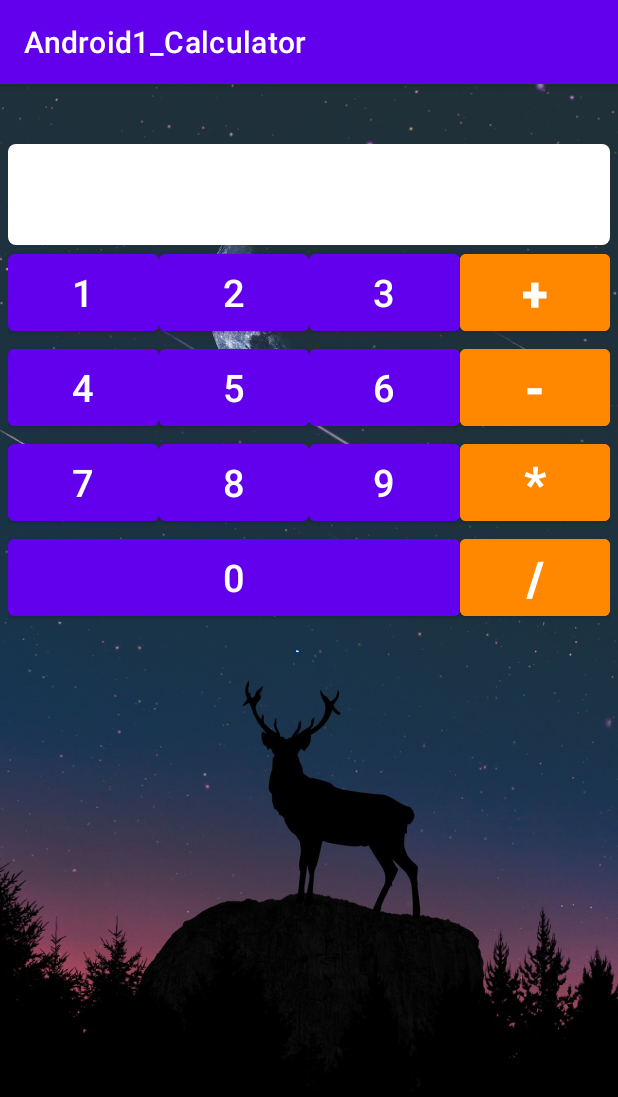
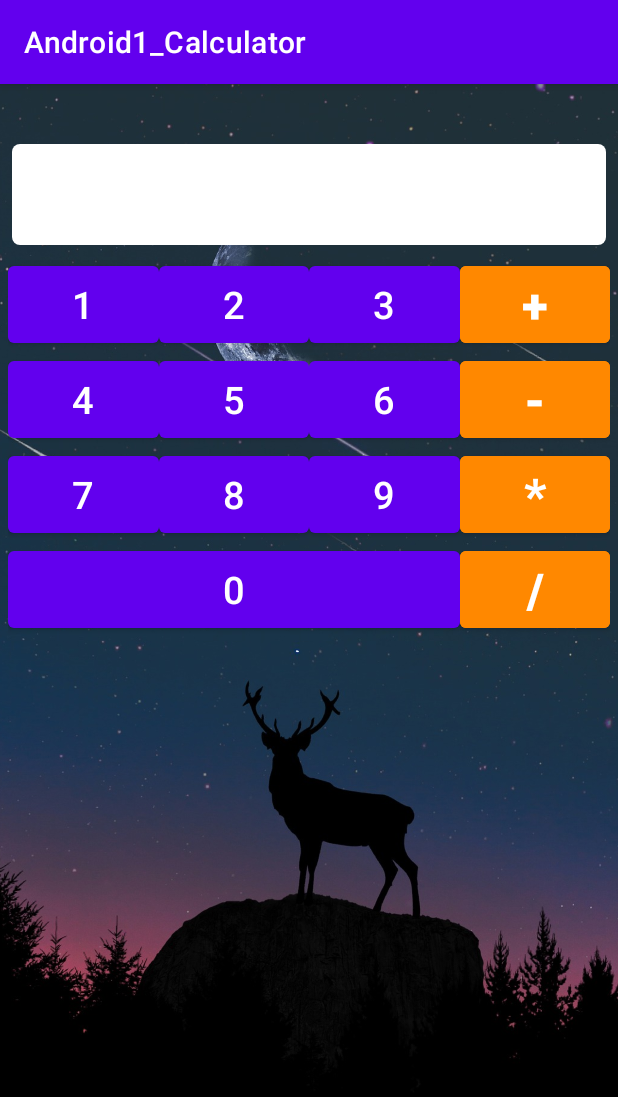
Before and after one commit to andrey-tmn/GeekBrains_android1_calculator, an Android app: the screen it shows after launch (MainActivity), on a phone screen of 412 x 824 dp. Shown: the top 1097 px of the screen. Run offline under Robolectric (Android 15) with nearby library versions, the phone set to English and light mode, and no system bars.

Commit message:
Поправил вёрстку

```diff
--- a/app/src/main/res/layout/activity_main.xml
+++ b/app/src/main/res/layout/activity_main.xml
@@ -12,23 +12,28 @@
         android:scaleType="centerCrop"
         android:src="@drawable/calculator_background" />
 
+    <LinearLayout
+        android:layout_width="match_parent"
+        android:layout_height="wrap_content"
+        android:layout_marginTop="40dp"
+        android:orientation="vertical">
+
+        <TextView
+            android:layout_width="match_parent"
+            android:layout_height="wrap_content"
+            android:layout_marginHorizontal="@dimen/result_textview_horizontal_margin"
+            android:background="@drawable/rounded_corner"
+            android:gravity="end"
+            android:textSize="50sp"
+            android:textStyle="bold"
+            tools:text="1234567" />
+
         <GridLayout
             android:layout_width="match_parent"
             android:layout_height="wrap_content"
             android:columnCount="4"
             android:paddingHorizontal="@dimen/main_layout_horizontal_padding"
-        android:paddingTop="40dp">
-
-        <TextView
-            android:layout_width="match_parent"
-            android:layout_height="wrap_content"
-            android:layout_columnSpan="4"
-            android:layout_marginHorizontal="@dimen/default_horizontal_margin"
-            android:background="@drawable/rounded_corner"
-            android:gravity="end"
-            android:textSize="50sp"
-            android:textStyle="bold"
-            tools:text="1234567" />
+            android:paddingTop="8dp">
 
             <com.google.android.material.button.MaterialButton
                 android:layout_width="0dp"
@@ -165,4 +170,5 @@
                 android:textSize="@dimen/button_operation_text_size"
                 android:textStyle="bold" />
         </GridLayout>
+    </LinearLayout>
 </FrameLayout>
--- a/app/src/main/res/values/dimens.xml
+++ b/app/src/main/res/values/dimens.xml
@@ -4,4 +4,5 @@
     <dimen name="button_number_text_size">25sp</dimen>
     <dimen name="main_layout_horizontal_padding">5dp</dimen>
     <dimen name="default_horizontal_margin">3dp</dimen>
+    <dimen name="result_textview_horizontal_margin">8dp</dimen>
 </resources>
```
Lines whose indentation alone changed are shown as unchanged.
